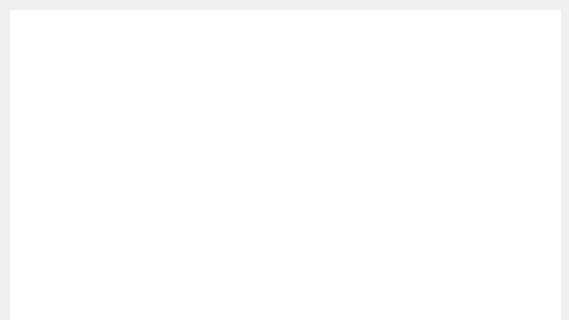
First picture: the form in requerimientos.ui, repository agustinlaurito/Pedidos, before the edit; both pictures show x 0 to 569 and y 0 to 320 of the 569 by 674 pixel window.
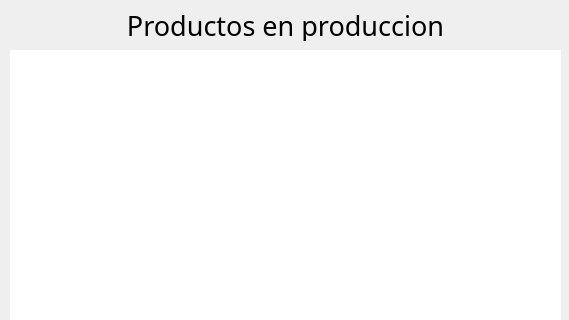
Second picture: the form after the edit.

```diff
--- a/requerimientos.ui
+++ b/requerimientos.ui
@@ -17,9 +17,9 @@
    <property name="geometry">
     <rect>
      <x>10</x>
-     <y>10</y>
+     <y>50</y>
      <width>551</width>
-     <height>651</height>
+     <height>611</height>
     </rect>
    </property>
    <property name="styleSheet">
@@ -31,6 +31,31 @@
     <enum>Qt::ScrollBarAlwaysOff</enum>
    </property>
   </widget>
+  <widget class="QLabel" name="label">
+   <property name="geometry">
+    <rect>
+     <x>10</x>
+     <y>10</y>
+     <width>551</width>
+     <height>31</height>
+    </rect>
+   </property>
+   <property name="font">
+    <font>
+     <family>Quicksand</family>
+     <pointsize>20</pointsize>
+    </font>
+   </property>
+   <property name="styleSheet">
+    <string notr="true">font-family: Quicksand;</string>
+   </property>
+   <property name="text">
+    <string>Productos en produccion</string>
+   </property>
+   <property name="alignment">
+    <set>Qt::AlignCenter</set>
+   </property>
+  </widget>
  </widget>
  <resources/>
  <connections/>
```
